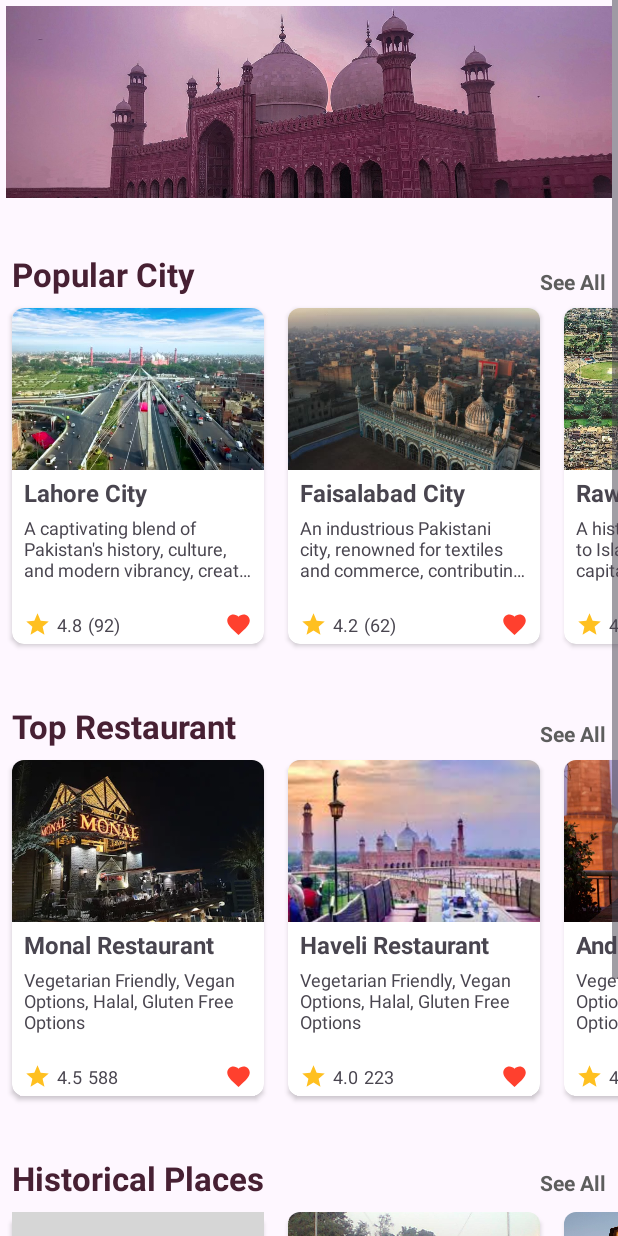
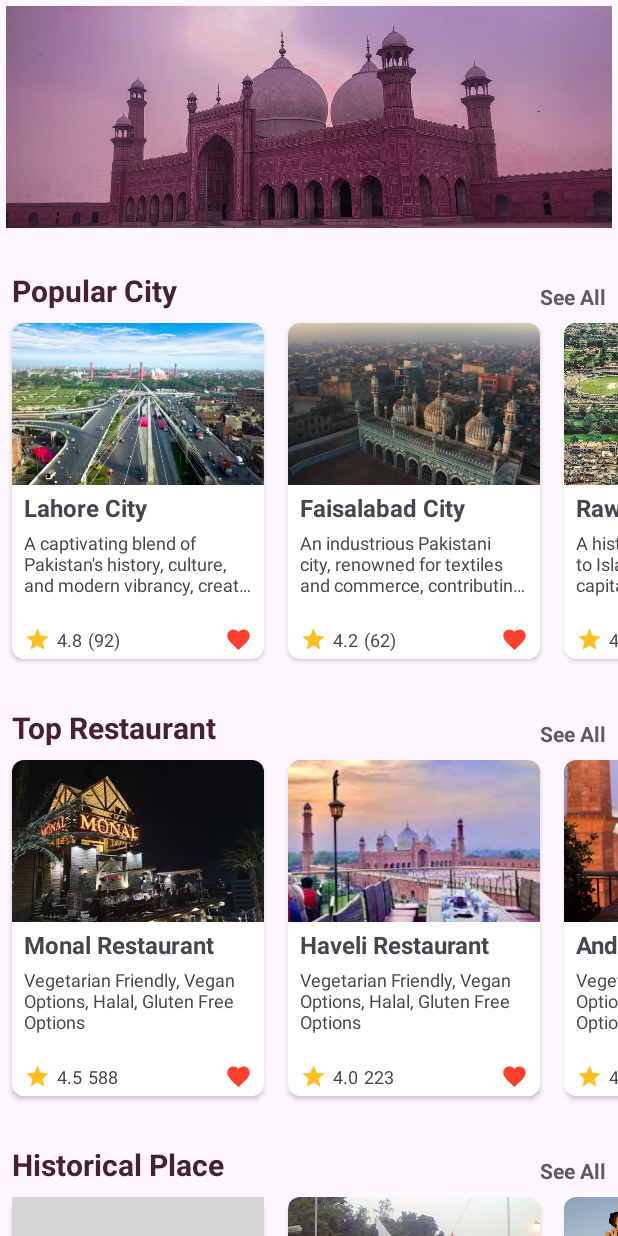
Before and after one commit to SJPersonalProjects/Your-Guide, an Android app: the PunjabActivity screen opened directly, with no data from a screen before it, on a phone screen of 412 x 824 dp. Run offline under Robolectric (Android 15) with nearby library versions, the phone set to English and light mode, and no system bars; grey boxes are pictures that could not be loaded.

Commit message:
Optimized the code to reusability, set the layout file and made necessary changes

```diff
--- a/app/src/main/res/layout/activity_punjab.xml
+++ b/app/src/main/res/layout/activity_punjab.xml
@@ -3,6 +3,7 @@
     xmlns:tools="http://schemas.android.com/tools"
     android:layout_width="match_parent"
     android:layout_height="match_parent"
+    android:scrollbars="none"
     tools:context=".punjab_province.PunjabActivity">
 
     <LinearLayout
@@ -12,118 +13,70 @@
 
         <!-- ImageView to display the province image at the top of activity. -->
         <ImageView
-            android:id="@+id/province_preview_image"
-            android:layout_width="match_parent"
-            android:layout_height="128dp"
-            android:layout_margin="4dp"
+            style="@style/ProvinceHeaderImage"
             android:contentDescription="@string/todo"
-            android:scaleType="centerCrop"
             android:src="@drawable/province_punjab" />
 
         <!-- Horizontal LinearLayout for popular city and see all headings. -->
         <LinearLayout
-            android:layout_width="match_parent"
-            android:layout_height="wrap_content"
-            android:layout_marginStart="8dp"
-            android:layout_marginTop="32dp"
-            android:layout_marginEnd="8dp"
-            android:orientation="horizontal">
+            style="@style/ListCategoryRootView">
 
             <!-- Heading for recycler view list item. -->
             <TextView
-                android:layout_width="wrap_content"
-                android:layout_height="wrap_content"
-                android:text="@string/province_popular_city"
-                android:textColor="#472033"
-                android:textSize="22sp"
-                android:textStyle="bold" />
+                style="@style/ProvinceListCategoryHeading"
+                android:text="@string/province_popular_city" />
 
             <!-- See all button to see all the cards in a separate activity at once. -->
             <TextView
-                android:layout_width="match_parent"
-                android:layout_height="match_parent"
-                android:gravity="end|bottom"
-                android:text="@string/province_see_all"
-                android:textColor="#5D5D5D"
-                android:textSize="14sp"
-                android:textStyle="bold" />
+                style="@style/ProvinceListSeeAllHeading"
+                android:text="@string/province_see_all" />
         </LinearLayout>
 
         <!-- Cities recycler view. -->
         <androidx.recyclerview.widget.RecyclerView
             android:id="@+id/punjab_province_recycler_view"
             android:layout_width="match_parent"
-            android:layout_height="wrap_content"
-            android:scrollbars="horizontal" />
+            android:layout_height="wrap_content"/>
 
         <!-- Horizontal LinearLayout for top restaurant heading and see all heading. -->
         <LinearLayout
-            android:layout_width="match_parent"
-            android:layout_height="wrap_content"
-            android:layout_marginStart="8dp"
-            android:layout_marginTop="32dp"
-            android:layout_marginEnd="8dp"
-            android:orientation="horizontal">
+            style="@style/ListCategoryRootView">
 
             <!-- Top Restaurant heading. -->
             <TextView
-                android:layout_width="wrap_content"
-                android:layout_height="wrap_content"
-                android:text="@string/province_top_restaurant"
-                android:textColor="#472033"
-                android:textSize="22sp"
-                android:textStyle="bold" />
+                style="@style/ProvinceListCategoryHeading"
+                android:text="@string/province_top_restaurant" />
 
             <!-- Top Restaurant's see all heading. -->
             <TextView
-                android:layout_width="match_parent"
-                android:layout_height="match_parent"
-                android:gravity="end|bottom"
-                android:text="@string/province_see_all"
-                android:textColor="#5D5D5D"
-                android:textSize="14sp"
-                android:textStyle="bold" />
+                style="@style/ProvinceListSeeAllHeading"
+                android:text="@string/province_see_all"/>
         </LinearLayout>
 
         <!-- RecyclerView for top restaurants list of cards. -->
         <androidx.recyclerview.widget.RecyclerView
             android:id="@+id/top_restaurant_recycler_view"
             android:layout_width="match_parent"
-            android:layout_height="wrap_content"
-            android:scrollbars="none" />
+            android:layout_height="wrap_content"/>
 
         <LinearLayout
-            android:layout_width="match_parent"
-            android:layout_height="wrap_content"
-            android:layout_marginStart="8dp"
-            android:layout_marginEnd="8dp"
-            android:layout_marginTop="32dp"
-            android:orientation="horizontal">
+            style="@style/ListCategoryRootView">
 
             <!-- Historical Places heading. -->
             <TextView
-                android:layout_width="wrap_content"
-                android:layout_height="wrap_content"
-                android:text="Historical Places"
-                android:textColor="#472033"
-                android:textSize="22sp"
-                android:textStyle="bold"/>
+                style="@style/ProvinceListCategoryHeading"
+                android:text="@string/province_historical_place"/>
 
             <!-- Historical places See All heading. -->
             <TextView
-                android:layout_width="match_parent"
-                android:layout_height="wrap_content"
-                android:gravity="end|bottom"
-                android:text="@string/province_see_all"
-                android:textSize="14sp"
-                android:textColor="#5D5D5D"
-                android:textStyle="bold"/>
+                style="@style/ProvinceListSeeAllHeading"
+                android:text="@string/province_see_all"/>
         </LinearLayout>
 
         <!-- RecyclerView for historical places list of cards. -->
         <androidx.recyclerview.widget.RecyclerView
             android:id="@+id/province_historical_places"
             android:layout_width="match_parent"
-            android:layout_height="wrap_content"/>
+            android:layout_height="wrap_content" />
     </LinearLayout>
 </ScrollView>
--- a/app/src/main/res/values/colors.xml
+++ b/app/src/main/res/values/colors.xml
@@ -14,4 +14,7 @@
     <color name="sindh_province_data_color">#903C05</color>
     <color name="balochistan_province_data_color">#1C5A8B</color>
     <color name="kpk_province_data_color">#1F501E</color>
+
+    <color name="punjab_province_list_heading_color">#472033</color>
+    <color name="province_heading_see_all">#5D5D5D</color>
 </resources>
--- a/app/src/main/res/values/dimens.xml
+++ b/app/src/main/res/values/dimens.xml
@@ -1,4 +1,5 @@
 <?xml version="1.0" encoding="utf-8"?>
 <resources>
     <dimen name="province_list_height">288dp</dimen>
+    <dimen name="province_header_image_height">148dp</dimen>
 </resources>
--- a/app/src/main/res/values/strings.xml
+++ b/app/src/main/res/values/strings.xml
@@ -130,5 +130,4 @@
     <string name="walled_city_historical_place_description">Walled City of Lahore: Historic charm, bustling markets, cultural heart.</string>
     <string name="walled_city_historical_place_rating">4.5</string>
     <string name="walled_city_historical_place_review">66</string>
-
 </resources>
--- a/app/src/main/res/values/themes.xml
+++ b/app/src/main/res/values/themes.xml
@@ -24,4 +24,41 @@
         <item name="android:textColor">@color/white</item>
         <item name="android:textStyle">bold</item>
     </style>
+
+    <!-- Header image style for each province activity. -->
+    <style name="ProvinceHeaderImage">
+        <item name="android:layout_width">match_parent</item>
+        <item name="android:layout_height">@dimen/province_header_image_height</item>
+        <item name="android:layout_marginStart">4dp</item>
+        <item name="android:layout_marginEnd">4dp</item>
+        <item name="android:layout_marginTop">4dp</item>
+        <item name="android:layout_marginBottom">4dp</item>
+        <item name="android:scaleType">centerCrop</item>
+    </style>
+
+    <style name="ProvinceListCategoryHeading">
+        <item name="android:layout_width">wrap_content</item>
+        <item name="android:layout_height">wrap_content</item>
+        <item name="android:textSize">20sp</item>
+        <item name="android:textColor">@color/punjab_province_list_heading_color</item>
+        <item name="android:textStyle">bold</item>
+    </style>
+
+    <style name="ProvinceListSeeAllHeading">
+        <item name="android:layout_width">match_parent</item>
+        <item name="android:layout_height">match_parent</item>
+        <item name="android:gravity">end|bottom</item>
+        <item name="android:textColor">@color/province_heading_see_all</item>
+        <item name="android:textSize">14sp</item>
+        <item name="android:textStyle">bold</item>
+    </style>
+
+    <style name="ListCategoryRootView">
+        <item name="android:layout_width">match_parent</item>
+        <item name="android:layout_height">wrap_content</item>
+        <item name="android:layout_marginStart">8dp</item>
+        <item name="android:layout_marginEnd">8dp</item>
+        <item name="android:layout_marginTop">24dp</item>
+        <item name="android:orientation">horizontal</item>
+    </style>
 </resources>
```
